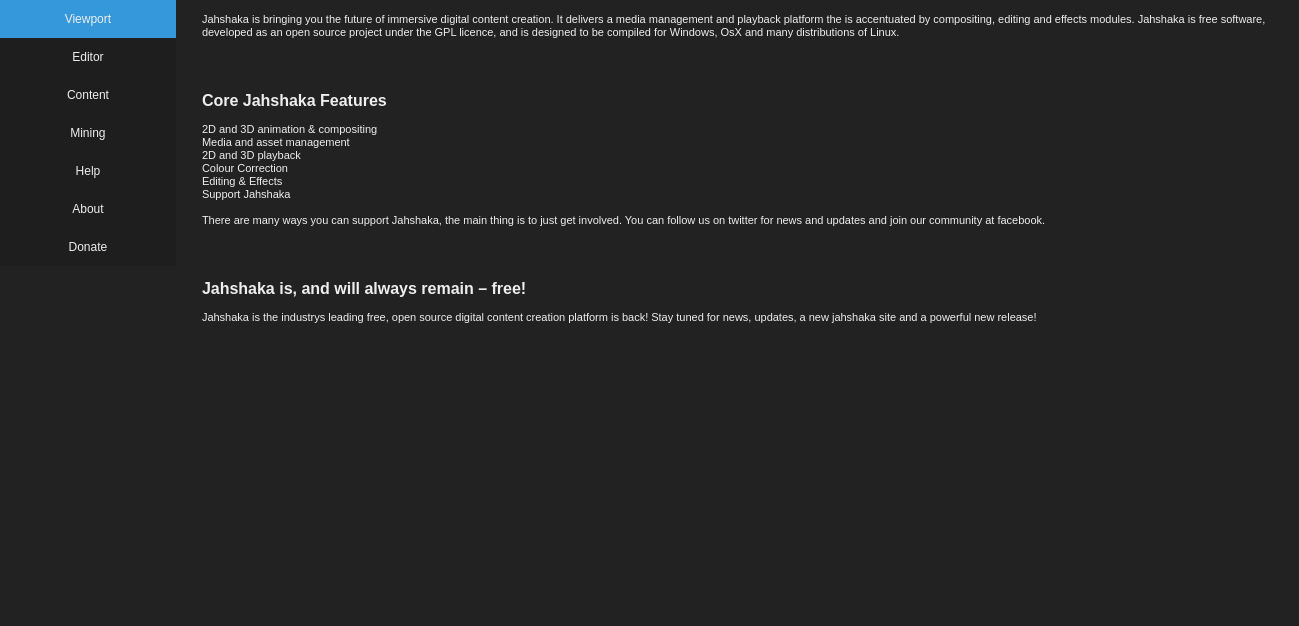
Qt form src/dialogs/preferences/worldsettings.ui (jahshaka/Studio) before a commit.
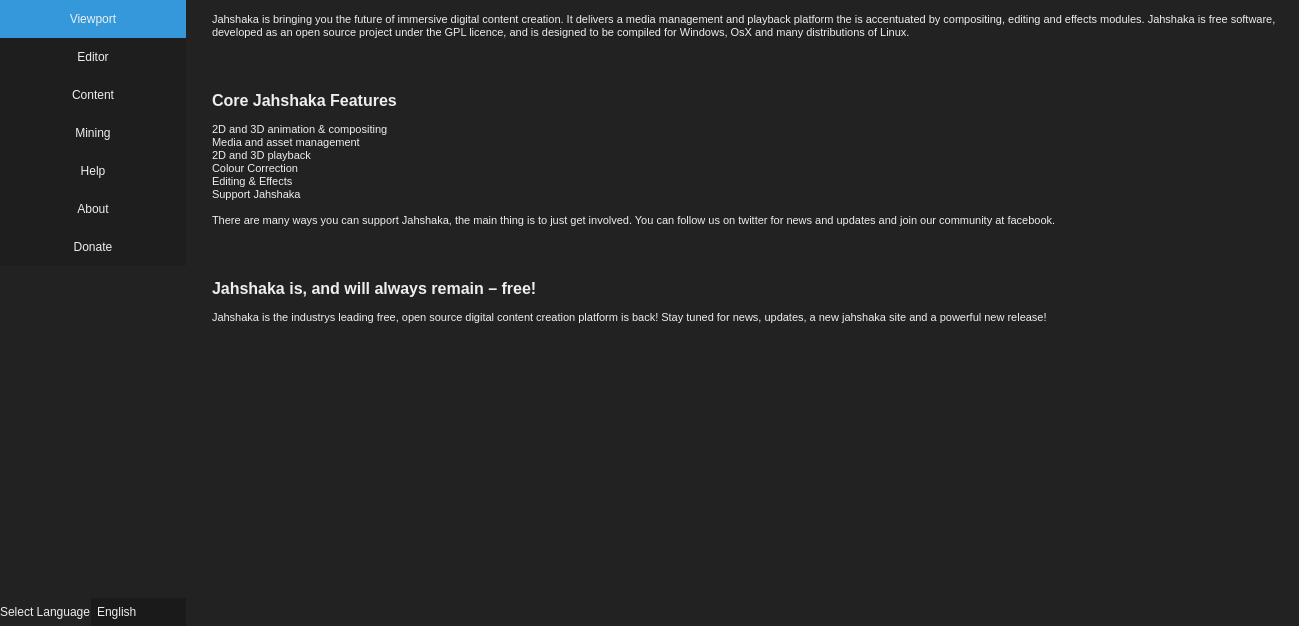
The same form after that commit. The open tabs and pages were chosen to show the change. Icons and pictures are not drawn. Custom widgets are drawn as their Qt base class.

Commit message: partially added translated language support

```diff
--- a/src/dialogs/preferences/worldsettings.ui
+++ b/src/dialogs/preferences/worldsettings.ui
@@ -805,29 +805,29 @@
           <string>&lt;!DOCTYPE HTML PUBLIC &quot;-//W3C//DTD HTML 4.0//EN&quot; &quot;http://www.w3.org/TR/REC-html40/strict.dtd&quot;&gt;
 &lt;html&gt;&lt;head&gt;&lt;meta name=&quot;qrichtext&quot; content=&quot;1&quot; /&gt;&lt;style type=&quot;text/css&quot;&gt;
 p, li { white-space: pre-wrap; }
-&lt;/style&gt;&lt;/head&gt;&lt;body style=&quot; font-family:'MS Shell Dlg 2'; font-size:7.8pt; font-weight:400; font-style:normal;&quot;&gt;
-&lt;p style=&quot; margin-top:0px; margin-bottom:0px; margin-left:0px; margin-right:0px; -qt-block-indent:0; text-indent:0px;&quot;&gt;&lt;span style=&quot; font-size:8.25pt;&quot;&gt;Jahshaka is bringing you the future of immersive digital content creation. It delivers a media management and playback platform the is accentuated by compositing, editing and effects modules. Jahshaka is free software, developed as an open source project under the GPL licence, and is designed to be compiled for Windows, OsX and many distributions of Linux.&lt;/span&gt;&lt;/p&gt;
-&lt;p style=&quot;-qt-paragraph-type:empty; margin-top:0px; margin-bottom:0px; margin-left:0px; margin-right:0px; -qt-block-indent:0; text-indent:0px; font-size:8.25pt;&quot;&gt;&lt;br /&gt;&lt;/p&gt;
-&lt;p style=&quot;-qt-paragraph-type:empty; margin-top:0px; margin-bottom:0px; margin-left:0px; margin-right:0px; -qt-block-indent:0; text-indent:0px; font-size:8.25pt;&quot;&gt;&lt;br /&gt;&lt;/p&gt;
-&lt;p style=&quot;-qt-paragraph-type:empty; margin-top:0px; margin-bottom:0px; margin-left:0px; margin-right:0px; -qt-block-indent:0; text-indent:0px; font-size:8.25pt;&quot;&gt;&lt;br /&gt;&lt;/p&gt;
-&lt;p style=&quot;-qt-paragraph-type:empty; margin-top:0px; margin-bottom:0px; margin-left:0px; margin-right:0px; -qt-block-indent:0; text-indent:0px; font-size:8.25pt;&quot;&gt;&lt;br /&gt;&lt;/p&gt;
+&lt;/style&gt;&lt;/head&gt;&lt;body style=&quot; font-family:'MS Shell Dlg 2'; font-size:8.25pt; font-weight:400; font-style:normal;&quot;&gt;
+&lt;p style=&quot; margin-top:0px; margin-bottom:0px; margin-left:0px; margin-right:0px; -qt-block-indent:0; text-indent:0px;&quot;&gt;Jahshaka is bringing you the future of immersive digital content creation. It delivers a media management and playback platform the is accentuated by compositing, editing and effects modules. Jahshaka is free software, developed as an open source project under the GPL licence, and is designed to be compiled for Windows, OsX and many distributions of Linux.&lt;/p&gt;
+&lt;p style=&quot;-qt-paragraph-type:empty; margin-top:0px; margin-bottom:0px; margin-left:0px; margin-right:0px; -qt-block-indent:0; text-indent:0px;&quot;&gt;&lt;br /&gt;&lt;/p&gt;
+&lt;p style=&quot;-qt-paragraph-type:empty; margin-top:0px; margin-bottom:0px; margin-left:0px; margin-right:0px; -qt-block-indent:0; text-indent:0px;&quot;&gt;&lt;br /&gt;&lt;/p&gt;
+&lt;p style=&quot;-qt-paragraph-type:empty; margin-top:0px; margin-bottom:0px; margin-left:0px; margin-right:0px; -qt-block-indent:0; text-indent:0px;&quot;&gt;&lt;br /&gt;&lt;/p&gt;
+&lt;p style=&quot;-qt-paragraph-type:empty; margin-top:0px; margin-bottom:0px; margin-left:0px; margin-right:0px; -qt-block-indent:0; text-indent:0px;&quot;&gt;&lt;br /&gt;&lt;/p&gt;
 &lt;p style=&quot; margin-top:0px; margin-bottom:0px; margin-left:0px; margin-right:0px; -qt-block-indent:0; text-indent:0px;&quot;&gt;&lt;span style=&quot; font-size:12pt; font-weight:600;&quot;&gt;Core Jahshaka Features&lt;/span&gt;&lt;/p&gt;
-&lt;p style=&quot;-qt-paragraph-type:empty; margin-top:0px; margin-bottom:0px; margin-left:0px; margin-right:0px; -qt-block-indent:0; text-indent:0px; font-size:8.25pt;&quot;&gt;&lt;br /&gt;&lt;/p&gt;
-&lt;p style=&quot; margin-top:0px; margin-bottom:0px; margin-left:0px; margin-right:0px; -qt-block-indent:0; text-indent:0px;&quot;&gt;&lt;span style=&quot; font-size:8.25pt;&quot;&gt;2D and 3D animation &amp;amp; compositing&lt;/span&gt;&lt;/p&gt;
-&lt;p style=&quot; margin-top:0px; margin-bottom:0px; margin-left:0px; margin-right:0px; -qt-block-indent:0; text-indent:0px;&quot;&gt;&lt;span style=&quot; font-size:8.25pt;&quot;&gt;Media and asset management&lt;/span&gt;&lt;/p&gt;
-&lt;p style=&quot; margin-top:0px; margin-bottom:0px; margin-left:0px; margin-right:0px; -qt-block-indent:0; text-indent:0px;&quot;&gt;&lt;span style=&quot; font-size:8.25pt;&quot;&gt;2D and 3D playback&lt;/span&gt;&lt;/p&gt;
-&lt;p style=&quot; margin-top:0px; margin-bottom:0px; margin-left:0px; margin-right:0px; -qt-block-indent:0; text-indent:0px;&quot;&gt;&lt;span style=&quot; font-size:8.25pt;&quot;&gt;Colour Correction&lt;/span&gt;&lt;/p&gt;
-&lt;p style=&quot; margin-top:0px; margin-bottom:0px; margin-left:0px; margin-right:0px; -qt-block-indent:0; text-indent:0px;&quot;&gt;&lt;span style=&quot; font-size:8.25pt;&quot;&gt;Editing &amp;amp; Effects&lt;/span&gt;&lt;/p&gt;
-&lt;p style=&quot; margin-top:0px; margin-bottom:0px; margin-left:0px; margin-right:0px; -qt-block-indent:0; text-indent:0px;&quot;&gt;&lt;span style=&quot; font-size:8.25pt;&quot;&gt;Support Jahshaka&lt;/span&gt;&lt;/p&gt;
-&lt;p style=&quot;-qt-paragraph-type:empty; margin-top:0px; margin-bottom:0px; margin-left:0px; margin-right:0px; -qt-block-indent:0; text-indent:0px; font-size:8.25pt;&quot;&gt;&lt;br /&gt;&lt;/p&gt;
-&lt;p style=&quot; margin-top:0px; margin-bottom:0px; margin-left:0px; margin-right:0px; -qt-block-indent:0; text-indent:0px;&quot;&gt;&lt;span style=&quot; font-size:8.25pt;&quot;&gt;There are many ways you can support Jahshaka, the main thing is to just get involved. You can follow us on twitter for news and updates and join our community at facebook.&lt;/span&gt;&lt;/p&gt;
-&lt;p style=&quot;-qt-paragraph-type:empty; margin-top:0px; margin-bottom:0px; margin-left:0px; margin-right:0px; -qt-block-indent:0; text-indent:0px; font-size:8.25pt;&quot;&gt;&lt;br /&gt;&lt;/p&gt;
-&lt;p style=&quot;-qt-paragraph-type:empty; margin-top:0px; margin-bottom:0px; margin-left:0px; margin-right:0px; -qt-block-indent:0; text-indent:0px; font-size:8.25pt;&quot;&gt;&lt;br /&gt;&lt;/p&gt;
-&lt;p style=&quot;-qt-paragraph-type:empty; margin-top:0px; margin-bottom:0px; margin-left:0px; margin-right:0px; -qt-block-indent:0; text-indent:0px; font-size:8.25pt;&quot;&gt;&lt;br /&gt;&lt;/p&gt;
-&lt;p style=&quot;-qt-paragraph-type:empty; margin-top:0px; margin-bottom:0px; margin-left:0px; margin-right:0px; -qt-block-indent:0; text-indent:0px; font-size:8.25pt;&quot;&gt;&lt;br /&gt;&lt;/p&gt;
+&lt;p style=&quot;-qt-paragraph-type:empty; margin-top:0px; margin-bottom:0px; margin-left:0px; margin-right:0px; -qt-block-indent:0; text-indent:0px;&quot;&gt;&lt;br /&gt;&lt;/p&gt;
+&lt;p style=&quot; margin-top:0px; margin-bottom:0px; margin-left:0px; margin-right:0px; -qt-block-indent:0; text-indent:0px;&quot;&gt;2D and 3D animation &amp;amp; compositing&lt;/p&gt;
+&lt;p style=&quot; margin-top:0px; margin-bottom:0px; margin-left:0px; margin-right:0px; -qt-block-indent:0; text-indent:0px;&quot;&gt;Media and asset management&lt;/p&gt;
+&lt;p style=&quot; margin-top:0px; margin-bottom:0px; margin-left:0px; margin-right:0px; -qt-block-indent:0; text-indent:0px;&quot;&gt;2D and 3D playback&lt;/p&gt;
+&lt;p style=&quot; margin-top:0px; margin-bottom:0px; margin-left:0px; margin-right:0px; -qt-block-indent:0; text-indent:0px;&quot;&gt;Colour Correction&lt;/p&gt;
+&lt;p style=&quot; margin-top:0px; margin-bottom:0px; margin-left:0px; margin-right:0px; -qt-block-indent:0; text-indent:0px;&quot;&gt;Editing &amp;amp; Effects&lt;/p&gt;
+&lt;p style=&quot; margin-top:0px; margin-bottom:0px; margin-left:0px; margin-right:0px; -qt-block-indent:0; text-indent:0px;&quot;&gt;Support Jahshaka&lt;/p&gt;
+&lt;p style=&quot;-qt-paragraph-type:empty; margin-top:0px; margin-bottom:0px; margin-left:0px; margin-right:0px; -qt-block-indent:0; text-indent:0px;&quot;&gt;&lt;br /&gt;&lt;/p&gt;
+&lt;p style=&quot; margin-top:0px; margin-bottom:0px; margin-left:0px; margin-right:0px; -qt-block-indent:0; text-indent:0px;&quot;&gt;There are many ways you can support Jahshaka, the main thing is to just get involved. You can follow us on twitter for news and updates and join our community at facebook.&lt;/p&gt;
+&lt;p style=&quot;-qt-paragraph-type:empty; margin-top:0px; margin-bottom:0px; margin-left:0px; margin-right:0px; -qt-block-indent:0; text-indent:0px;&quot;&gt;&lt;br /&gt;&lt;/p&gt;
+&lt;p style=&quot;-qt-paragraph-type:empty; margin-top:0px; margin-bottom:0px; margin-left:0px; margin-right:0px; -qt-block-indent:0; text-indent:0px;&quot;&gt;&lt;br /&gt;&lt;/p&gt;
+&lt;p style=&quot;-qt-paragraph-type:empty; margin-top:0px; margin-bottom:0px; margin-left:0px; margin-right:0px; -qt-block-indent:0; text-indent:0px;&quot;&gt;&lt;br /&gt;&lt;/p&gt;
+&lt;p style=&quot;-qt-paragraph-type:empty; margin-top:0px; margin-bottom:0px; margin-left:0px; margin-right:0px; -qt-block-indent:0; text-indent:0px;&quot;&gt;&lt;br /&gt;&lt;/p&gt;
 &lt;p style=&quot; margin-top:0px; margin-bottom:0px; margin-left:0px; margin-right:0px; -qt-block-indent:0; text-indent:0px;&quot;&gt;&lt;span style=&quot; font-size:12pt; font-weight:600;&quot;&gt;Jahshaka is, and will always remain – free!&lt;/span&gt;&lt;/p&gt;
-&lt;p style=&quot;-qt-paragraph-type:empty; margin-top:0px; margin-bottom:0px; margin-left:0px; margin-right:0px; -qt-block-indent:0; text-indent:0px; font-size:8.25pt;&quot;&gt;&lt;br /&gt;&lt;/p&gt;
-&lt;p style=&quot; margin-top:0px; margin-bottom:0px; margin-left:0px; margin-right:0px; -qt-block-indent:0; text-indent:0px;&quot;&gt;&lt;span style=&quot; font-size:8.25pt;&quot;&gt;Jahshaka is the industrys leading free, open source digital content creation platform is back! Stay tuned for news, updates, a new jahshaka site and a powerful new release!&lt;/span&gt;&lt;/p&gt;&lt;/body&gt;&lt;/html&gt;</string>
+&lt;p style=&quot;-qt-paragraph-type:empty; margin-top:0px; margin-bottom:0px; margin-left:0px; margin-right:0px; -qt-block-indent:0; text-indent:0px;&quot;&gt;&lt;br /&gt;&lt;/p&gt;
+&lt;p style=&quot; margin-top:0px; margin-bottom:0px; margin-left:0px; margin-right:0px; -qt-block-indent:0; text-indent:0px;&quot;&gt;Jahshaka is the industrys leading free, open source digital content creation platform is back! Stay tuned for news, updates, a new jahshaka site and a powerful new release!&lt;/p&gt;&lt;/body&gt;&lt;/html&gt;</string>
          </property>
         </widget>
        </item>
@@ -835,6 +835,31 @@
      </widget>
     </widget>
    </item>
+   <item row="6" column="0">
+    <layout class="QHBoxLayout" name="horizontalLayout_7">
+     <item>
+      <widget class="QLabel" name="label_8">
+       <property name="text">
+        <string>Select Language</string>
+       </property>
+      </widget>
+     </item>
+     <item>
+      <widget class="QComboBox" name="language">
+       <item>
+        <property name="text">
+         <string notr="true">English</string>
+        </property>
+       </item>
+       <item>
+        <property name="text">
+         <string notr="true">Portuguese</string>
+        </property>
+       </item>
+      </widget>
+     </item>
+    </layout>
+   </item>
   </layout>
  </widget>
  <customwidgets>
```
Left out of the diff: 27 changed lines with no effect on the pictures. The commit also changes 20 other files.
